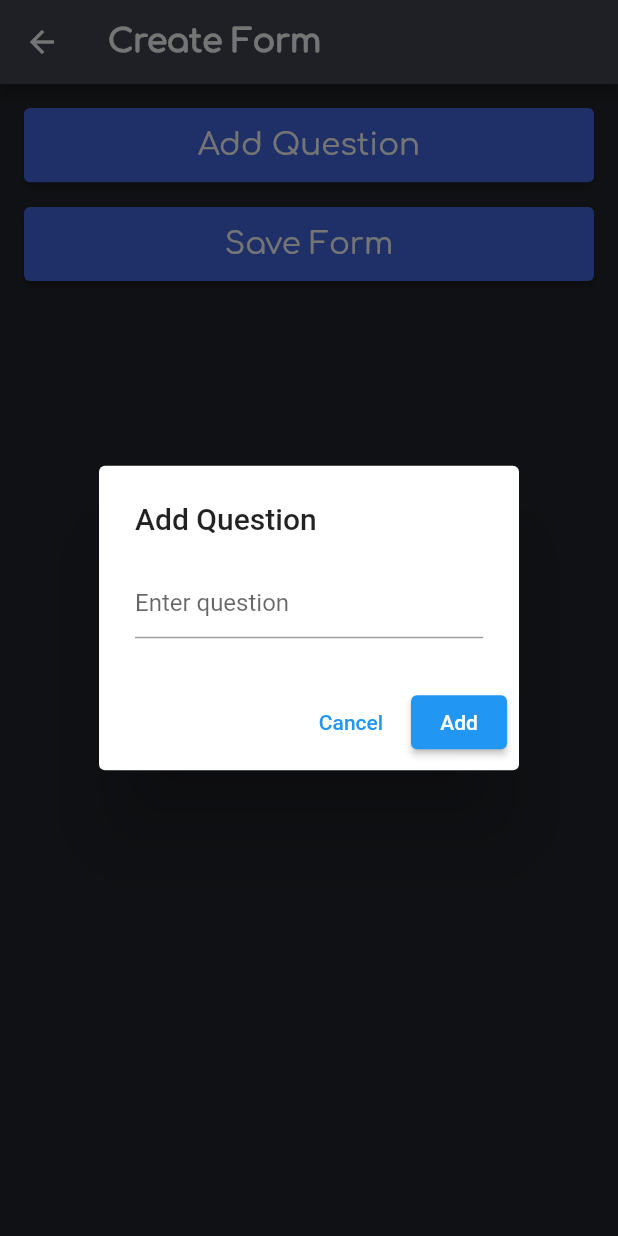
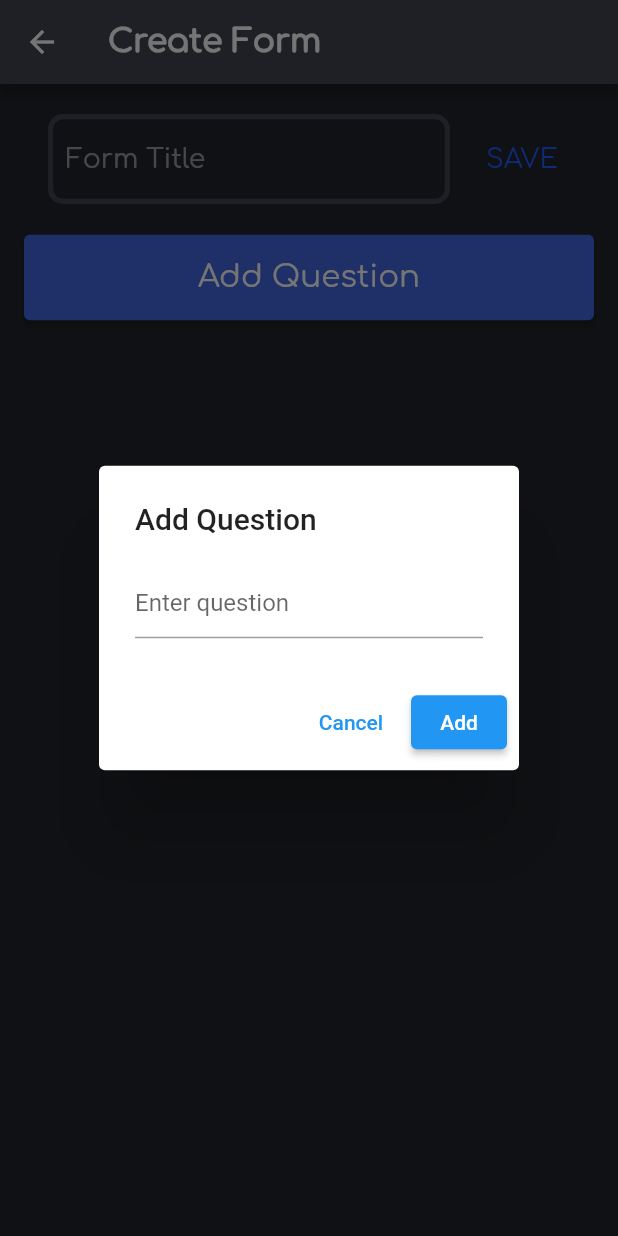
Before and after one commit to akashgayen/flutter-google-form-clone, a Flutter app: the FormApp screen opened directly, after a tap on "Add Question", on a phone screen of 412 x 824 dp. Run offline on Flutter 3.47's test engine with Material 2 defaults, Android fonts, the phone set to English and light mode, and no system bars; our stand-ins replace cloud_firestore, firebase_auth, firebase_core, google_sign_in, sizer; accounts and stored records are empty.

Commit message:
delete button for form questions and form title

```diff
--- a/lib/login.dart
+++ b/lib/login.dart
@@ -1,7 +1,6 @@
 // ignore_for_file: use_build_context_synchronously
 
 import 'package:firebase_auth/firebase_auth.dart';
-import 'package:firebase_core/firebase_core.dart';
 import 'package:flutter/material.dart';
 import 'package:google_sign_in/google_sign_in.dart';
 import 'package:sizer/sizer.dart';
@@ -29,7 +28,7 @@ class GoogleAuth {
 
       // Save the user's email to Firestore
       saveUserEmailToFirestore(userCredential.user?.email);
-      print('EMAIL SAVED!!!');
+      // print('EMAIL SAVED!!!');
 
       return userCredential;
     } catch (error) {
--- a/lib/makeform.dart
+++ b/lib/makeform.dart
@@ -6,7 +6,7 @@ import 'package:google_sign_in/google_sign_in.dart';
 import 'package:sizer/sizer.dart';
 
 class FormApp extends StatefulWidget {
-  const FormApp({super.key, Key? key1});
+  const FormApp({Key? key}) : super(key: key);
 
   @override
   State<FormApp> createState() => _FormAppState();
@@ -19,8 +19,9 @@ class _FormAppState extends State<FormApp> {
   final FirebaseAuth auth = FirebaseAuth.instance;
   final GoogleSignIn googleSignIn = GoogleSignIn();
 
-  List<Question> questions = []; // List to store questions
-  String? formDocId; // Store the form document ID
+  List<Question> questions = [];
+  String? formDocId;
+  String? formTitle;
 
   @override
   Widget build(BuildContext context) {
@@ -41,9 +42,84 @@ class _FormAppState extends State<FormApp> {
       body: ListView(
         padding: const EdgeInsets.all(16.0),
         children: [
+          ListTile(
+            title: TextFormField(
+              autocorrect: true,
+              cursorColor: const Color.fromARGB(255, 28, 95, 255),
+              onChanged: (value) {
+                formTitle = value;
+              },
+              style: TextStyle(
+                color: Colors.white,
+                fontFamily: 'Comfortaa',
+                fontSize: 13.sp,
+              ),
+              decoration: InputDecoration(
+                hintText: 'Form Title',
+                hintStyle: TextStyle(
+                  color: Colors.white54,
+                  fontSize: 13.sp,
+                  fontFamily: 'Comfortaa',
+                ),
+                enabledBorder: OutlineInputBorder(
+                  borderRadius: const BorderRadius.all(
+                    Radius.circular(10),
+                  ),
+                  borderSide: BorderSide(
+                    width: 2.5.sp,
+                    color: const Color.fromARGB(255, 66, 70, 81),
+                  ),
+                ),
+                focusedBorder: OutlineInputBorder(
+                  borderRadius: const BorderRadius.all(
+                    Radius.circular(17),
+                  ),
+                  borderSide: BorderSide(
+                    width: 2.5.sp,
+                    color: const Color.fromARGB(255, 28, 95, 255),
+                  ),
+                ),
+              ),
+            ),
+            trailing: TextButton(
+              onPressed: saveFormTitleToFirestore,
+              child: Text(
+                'SAVE',
+                style: TextStyle(
+                  fontFamily: 'Comfortaa',
+                  fontSize: 13.sp,
+                  color: const Color.fromARGB(255, 28, 95, 255),
+                ),
+              ),
+            ),
+          ),
+          for (int i = 0; i < questions.length; i++)
+            ListTile(
+              title: Text(
+                '${i + 1}. ${questions[i].text}',
+                style: TextStyle(
+                  color: Colors.white,
+                  fontSize: 13.sp,
+                  fontFamily: 'Comfortaa',
+                ),
+              ),
+              trailing: IconButton(
+                icon: Icon(
+                  Icons.delete_forever_rounded,
+                  color: Colors.red,
+                  size: 20.sp,
+                ),
+                onPressed: () {
+                  _deleteQuestion(i);
+                },
+              ),
+            ),
+          SizedBox(
+            height: 2.h,
+          ),
           ElevatedButton(
             style: ButtonStyle(
-              fixedSize: MaterialStateProperty.all<Size>(Size(2.w, 6.h)),
+              fixedSize: MaterialStateProperty.all<Size>(Size(2.w, 57)),
               backgroundColor: MaterialStateProperty.all<Color>(
                 const Color.fromARGB(255, 65, 105, 225),
               ),
@@ -53,9 +129,12 @@ class _FormAppState extends State<FormApp> {
                 context: context,
                 builder: (context) => QuestionDialog(
                   onQuestionAdded: (question) {
-                    setState(() {
-                      questions.add(question);
-                    });
+                    setState(
+                      () {
+                        questions.add(question);
+                        saveFormToFirestore();
+                      },
+                    );
                     Navigator.pop(context);
                   },
                 ),
@@ -69,32 +148,38 @@ class _FormAppState extends State<FormApp> {
               ),
             ),
           ),
-          SizedBox(height: 2.h),
-          for (int i = 0; i < questions.length; i++)
-            ListTile(
-              title: Text('Question ${i + 1}'),
-              subtitle: Text(questions[i].text),
-            ),
-          ElevatedButton(
-            style: ButtonStyle(
-              fixedSize: MaterialStateProperty.all<Size>(Size(2.w, 6.h)),
-              backgroundColor: MaterialStateProperty.all<Color>(
-                const Color.fromARGB(255, 65, 105, 225),
-              ),
-            ),
-            onPressed:
-                formDocId != null ? updateFormInFirestore : saveFormToFirestore,
-            child: Text(
-              'Save Form',
-              style: TextStyle(
-                fontFamily: 'Comfortaa',
-                fontSize: 15.sp,
-              ),
-            ),
-          ),
         ],
       ),
     );
+  }
+
+  Future<void> _deleteQuestion(int index) async {
+    final User? user = auth.currentUser;
+    if (user == null) {
+      print('User not logged in.');
+      return;
+    }
+
+    try {
+      if (formDocId == null) {
+        print('Form document ID not found.');
+        return;
+      }
+
+      // Remove question from Firestore
+      await formsCollection.doc(formDocId).update({
+        'questions': FieldValue.arrayRemove([questions[index].text]),
+      });
+
+      // Remove question from the app's memory
+      setState(() {
+        questions.removeAt(index);
+      });
+
+      print('Question deleted from Firestore and app.');
+    } catch (e) {
+      print('Failed to delete question: $e');
+    }
   }
 
   Future<void> saveFormToFirestore() async {
@@ -105,35 +190,72 @@ class _FormAppState extends State<FormApp> {
         return;
       }
 
-      final formDoc = await formsCollection.add({
-        'userId': user.uid,
-        'questions': questions.map((question) => question.text).toList(),
-      });
+      if (formDocId == null) {
+        final formDoc = await formsCollection.add(
+          {
+            'userId': user.uid,
+            'title': formTitle,
+            'questions': questions.map((question) => question.text).toList(),
+          },
+        );
 
-      setState(() {
-        formDocId = formDoc.id;
-      });
+        setState(
+          () {
+            formDocId = formDoc.id;
+          },
+        );
 
-      print('Form saved to Firestore with ID: ${formDoc.id}');
+        print('Form saved to Firestore with ID: ${formDoc.id}');
+      } else {
+        await formsCollection.doc(formDocId).update(
+          {
+            'title': formTitle,
+            'questions': questions.map((question) => question.text).toList(),
+          },
+        );
+
+        print('Form updated in Firestore with ID: $formDocId');
+      }
     } catch (e) {
-      print('Failed to save form: $e');
+      print('Failed to save/update form: $e');
     }
   }
 
-  Future<void> updateFormInFirestore() async {
+  Future<void> saveFormTitleToFirestore() async {
     try {
-      if (formDocId == null) {
-        print('Form document ID not found.');
+      final User? user = auth.currentUser;
+      if (user == null) {
+        print('User not logged in.');
         return;
       }
 
-      await formsCollection.doc(formDocId).update({
-        'questions': questions.map((question) => question.text).toList(),
-      });
+      if (formDocId == null) {
+        final formDoc = await formsCollection.add(
+          {
+            'userId': user.uid,
+            'formTitle': formTitle,
+            'questions': [],
+          },
+        );
 
-      print('Form updated in Firestore with ID: $formDocId');
+        setState(
+          () {
+            formDocId = formDoc.id;
+          },
+        );
+
+        print('Form title saved to Firestore with ID: ${formDoc.id}');
+      } else {
+        await formsCollection.doc(formDocId).update(
+          {
+            'formTitle': formTitle,
+          },
+        );
+
+        print('Form title updated in Firestore with ID: $formDocId');
+      }
     } catch (e) {
-      print('Failed to update form: $e');
+      print('Failed to save/update form title: $e');
     }
   }
 }
@@ -165,12 +287,14 @@ class _QuestionDialogState extends State<QuestionDialog> {
       title: const Text('Add Question'),
       content: TextField(
         controller: textEditingController,
-        decoration: const InputDecoration(hintText: 'Enter question'),
+        decoration: const InputDecoration(
+          hintText: 'Enter question',
+        ),
       ),
       actions: [
         TextButton(
           onPressed: () {
-            Navigator.pop(context); // Close the dialog
+            Navigator.pop(context);
           },
           child: const Text('Cancel'),
         ),
@@ -178,6 +302,10 @@ class _QuestionDialogState extends State<QuestionDialog> {
           onPressed: () {
             final question = Question(textEditingController.text);
             widget.onQuestionAdded(question);
+
+            Future.delayed(const Duration(milliseconds: 300), () {
+              Navigator.pop(context);
+            });
           },
           child: const Text('Add'),
         ),
```
